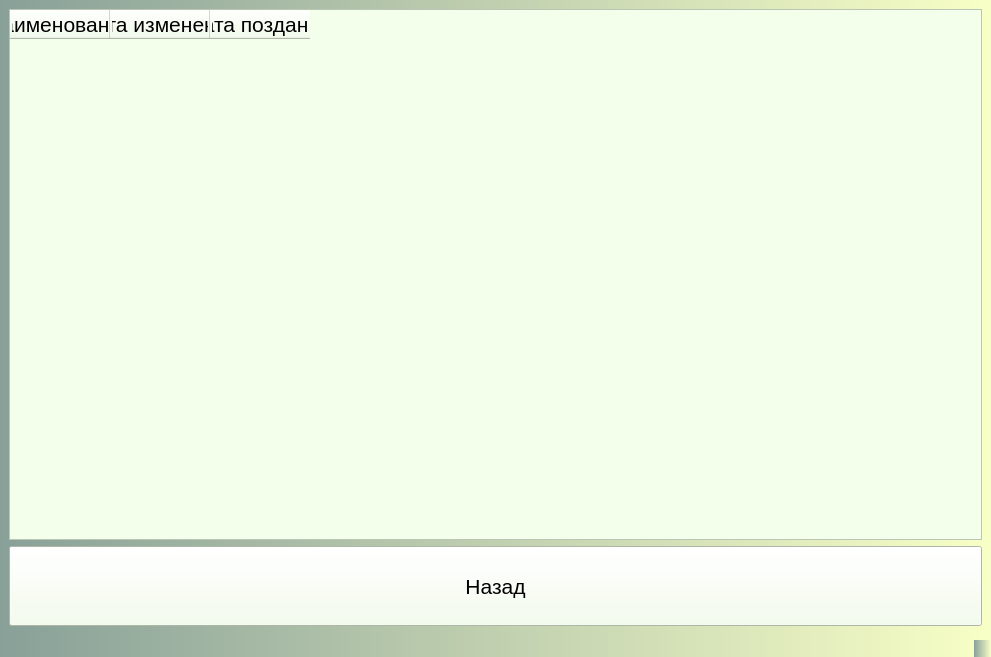
Qt form windowsUI/Admin/AllGosts.ui (ssahaa/diplom_back) before a commit.
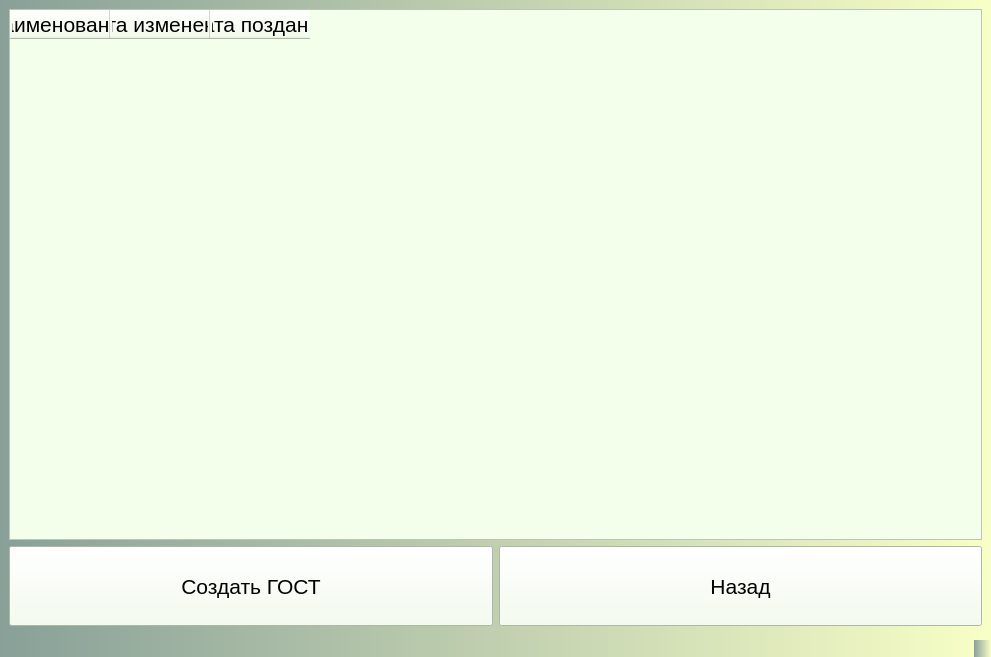
The same form after that commit.

Commit message: GOSTS ADMIN

Patch:
```diff
--- a/windowsUI/Admin/AllGosts.ui
+++ b/windowsUI/Admin/AllGosts.ui
@@ -18,6 +18,40 @@
   </property>
   <widget class="QWidget" name="centralwidget">
    <layout class="QGridLayout" name="gridLayout">
+    <item row="1" column="0">
+     <widget class="QPushButton" name="pushCreateGost">
+      <property name="minimumSize">
+       <size>
+        <width>286</width>
+        <height>80</height>
+       </size>
+      </property>
+      <property name="styleSheet">
+       <string notr="true">background:rgb(243, 255, 234);
+font-size:16pt</string>
+      </property>
+      <property name="text">
+       <string>Создать ГОСТ</string>
+      </property>
+     </widget>
+    </item>
+    <item row="1" column="1">
+     <widget class="QPushButton" name="pushButtonBack">
+      <property name="minimumSize">
+       <size>
+        <width>286</width>
+        <height>80</height>
+       </size>
+      </property>
+      <property name="styleSheet">
+       <string notr="true">background:rgb(243, 255, 234);
+font-size:16pt</string>
+      </property>
+      <property name="text">
+       <string>Назад</string>
+      </property>
+     </widget>
+    </item>
     <item row="0" column="0" colspan="2">
      <widget class="QTableWidget" name="tableWidgetAcrualTP">
       <property name="sizePolicy">
@@ -86,23 +120,6 @@
       </column>
      </widget>
     </item>
-    <item row="1" column="0" colspan="2">
-     <widget class="QPushButton" name="pushButtonBack">
-      <property name="minimumSize">
-       <size>
-        <width>286</width>
-        <height>80</height>
-       </size>
-      </property>
-      <property name="styleSheet">
-       <string notr="true">background:rgb(243, 255, 234);
-font-size:16pt</string>
-      </property>
-      <property name="text">
-       <string>Назад</string>
-      </property>
-     </widget>
-    </item>
    </layout>
   </widget>
   <widget class="QMenuBar" name="menubar">
```
The commit also changes 8 other files.
